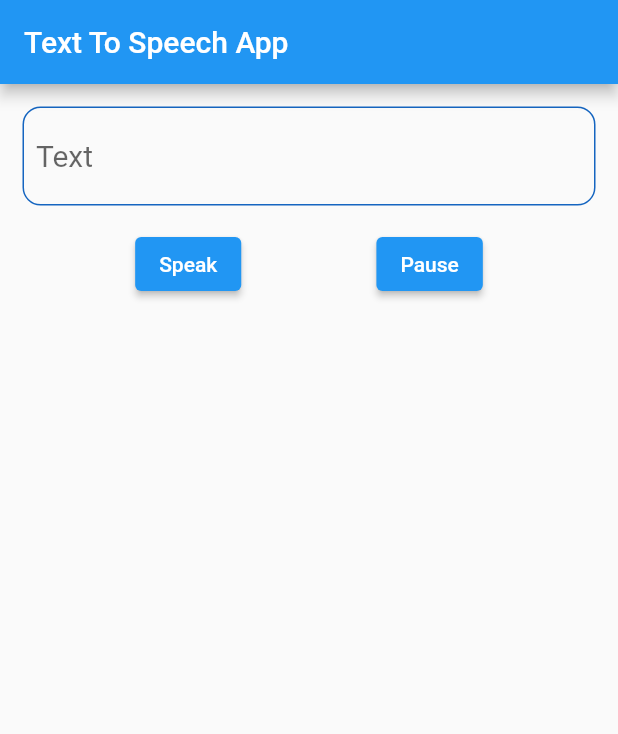
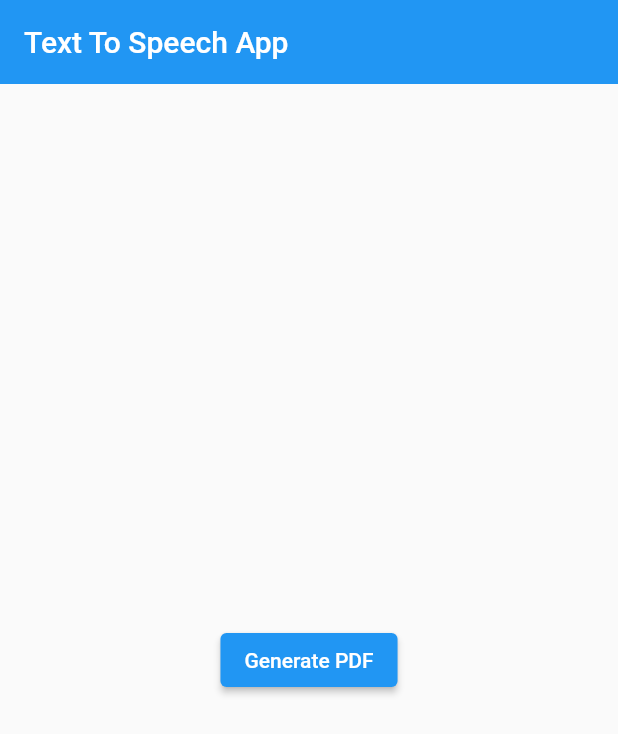
Before and after one commit to LunarioTK/Flutter_TTS, a Flutter app: the screen it shows after launch, on a phone screen of 412 x 824 dp. Shown: the top 734 px of the screen. Run offline on Flutter 3.47's test engine with Material 2 defaults, Android fonts, the phone set to English and light mode, and no system bars; our stand-ins replace flutter_tts; missing offline and left inert: syncfusion_flutter_pdf.

Commit message:
Tts app working

```diff
--- a/lib/main.dart
+++ b/lib/main.dart
@@ -11,6 +11,7 @@ class MyApp extends StatelessWidget {
   @override
   Widget build(BuildContext context) {
     return const MaterialApp(
+      title: 'Text To Speech App',
       debugShowCheckedModeBanner: false,
       home: Home(),
     );
--- a/lib/screens/home.dart
+++ b/lib/screens/home.dart
@@ -1,5 +1,7 @@
 import 'package:flutter/material.dart';
+import 'package:flutter/services.dart';
 import 'package:flutter_tts/flutter_tts.dart';
+import 'package:syncfusion_flutter_pdf/pdf.dart';
 
 class Home extends StatefulWidget {
   const Home({super.key});
@@ -22,57 +24,80 @@ class _HomeState extends State<Home> {
     await flutterTts.setVoice({"name": "Karen", "locale": "en-AU"});
   }
 
+  Future<List<int>> _readDocumentData(String name) async {
+    final ByteData data = await rootBundle.load('assets/$name');
+    return data.buffer.asUint8List(data.offsetInBytes, data.lengthInBytes);
+  }
+
   @override
   Widget build(BuildContext context) {
-    TextEditingController controller = TextEditingController();
+    void showResult(String text) {
+      showDialog(
+          context: context,
+          builder: (BuildContext context) {
+            return AlertDialog(
+              title: const Text('Extracted text'),
+              content: Scrollbar(
+                child: SingleChildScrollView(
+                  physics: const BouncingScrollPhysics(
+                      parent: AlwaysScrollableScrollPhysics()),
+                  child: Text(text),
+                ),
+              ),
+              actions: [
+                Row(
+                  mainAxisAlignment: MainAxisAlignment.spaceBetween,
+                  children: [
+                    ElevatedButton(
+                      onPressed: (() => flutterTts.speak(text)),
+                      child: const Text('Speak'),
+                    ),
+                    ElevatedButton(
+                      onPressed: (() => Navigator.of(context).setState(() {
+                            flutterTts.stop();
+                          })),
+                      child: const Text('Stop'),
+                    ),
+                    ElevatedButton(
+                      child: const Text('Close'),
+                      onPressed: () => Navigator.of(context).pop(),
+                    ),
+                  ],
+                )
+              ],
+            );
+          });
+    }
+
+    Future<String> generatePDF() async {
+      //Load an existing PDF document.
+      PdfDocument document = PdfDocument(
+          inputBytes:
+              await _readDocumentData('Carta de Apresentação Team.It.pdf'));
+
+      //Create a new instance of the PdfTextExtractor.
+      PdfTextExtractor extractor = PdfTextExtractor(document);
+
+      //Extract all the text from the document.
+      String text = extractor.extractText();
+
+      showResult(text);
+
+      return text;
+    }
 
     return Scaffold(
       appBar: AppBar(
         title: const Text('Text To Speech App'),
+        elevation: 0,
       ),
-      body: Column(
-        children: [
-          Padding(
-            padding: const EdgeInsets.all(15.0),
-            child: Container(
-              decoration: BoxDecoration(
-                border: Border.all(
-                  color: Colors.blue.shade800,
-                ),
-                borderRadius: BorderRadius.circular(12),
-              ),
-              child: Padding(
-                padding: const EdgeInsets.all(8.0),
-                child: TextField(
-                  controller: controller,
-                  decoration: const InputDecoration(
-                      border: InputBorder.none,
-                      hintText: 'Text',
-                      hintStyle: TextStyle(
-                        fontSize: 20,
-                      )),
-                ),
-              ),
-            ),
-          ),
-          Row(
-            mainAxisAlignment: MainAxisAlignment.spaceEvenly,
-            children: [
-              ElevatedButton(
-                onPressed: (() {
-                  flutterTts.speak(controller.text);
-                }),
-                child: const Text('Speak'),
-              ),
-              ElevatedButton(
-                onPressed: (() {
-                  flutterTts.stop();
-                }),
-                child: const Text('Pause'),
-              ),
-            ],
-          )
-        ],
+      body: Center(
+        child: ElevatedButton(
+          onPressed: (() async {
+            showResult(await generatePDF());
+          }),
+          child: const Text('Generate PDF'),
+        ),
       ),
     );
   }
--- a/pubspec.yaml
+++ b/pubspec.yaml
@@ -62,9 +62,8 @@ flutter:
   uses-material-design: true
 
   # To add assets to your application, add an assets section, like this:
-  # assets:
-  #   - images/a_dot_burr.jpeg
-  #   - images/a_dot_ham.jpeg
+  assets:
+     - assets/
 
   # An image asset can refer to one or more resolution-specific "variants", see
   # https://flutter.dev/assets-and-images/#resolution-aware
```
Also changed, not shown: 1 other file.
